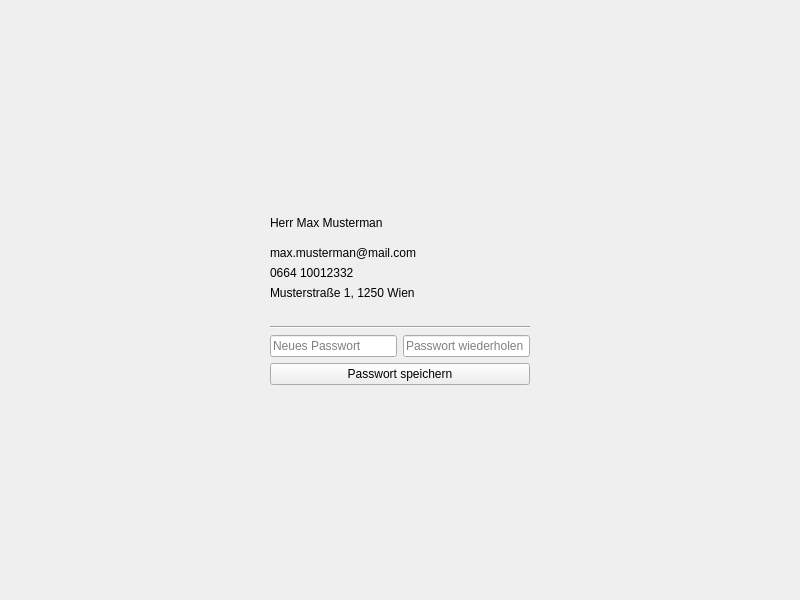
First picture: the form in HR_Managment_System_Application/auth/account.ui, repository MehmetMertt/twentyONE_HR_System, before the edit.
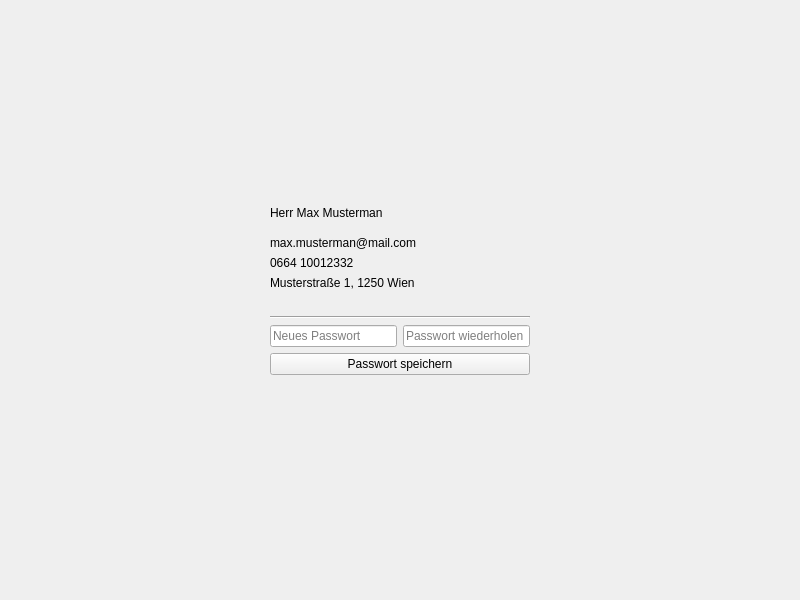
Second picture: the form after the edit.

```diff
--- a/HR_Managment_System_Application/auth/account.ui
+++ b/HR_Managment_System_Application/auth/account.ui
@@ -175,6 +175,13 @@
        </item>
       </layout>
      </item>
+     <item>
+      <widget class="QLabel" name="error_text">
+       <property name="text">
+        <string/>
+       </property>
+      </widget>
+     </item>
      <item>
       <spacer name="verticalSpacer_2">
        <property name="orientation">
```
Left out of the diff: 6 changed lines with no effect on the pictures.
